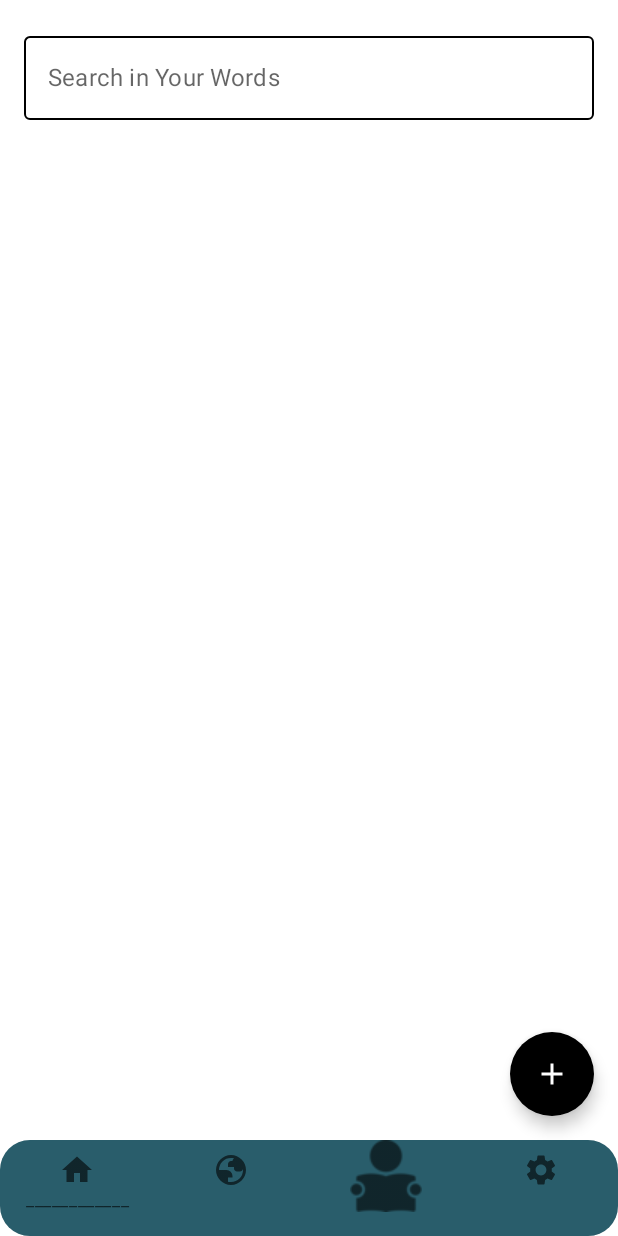
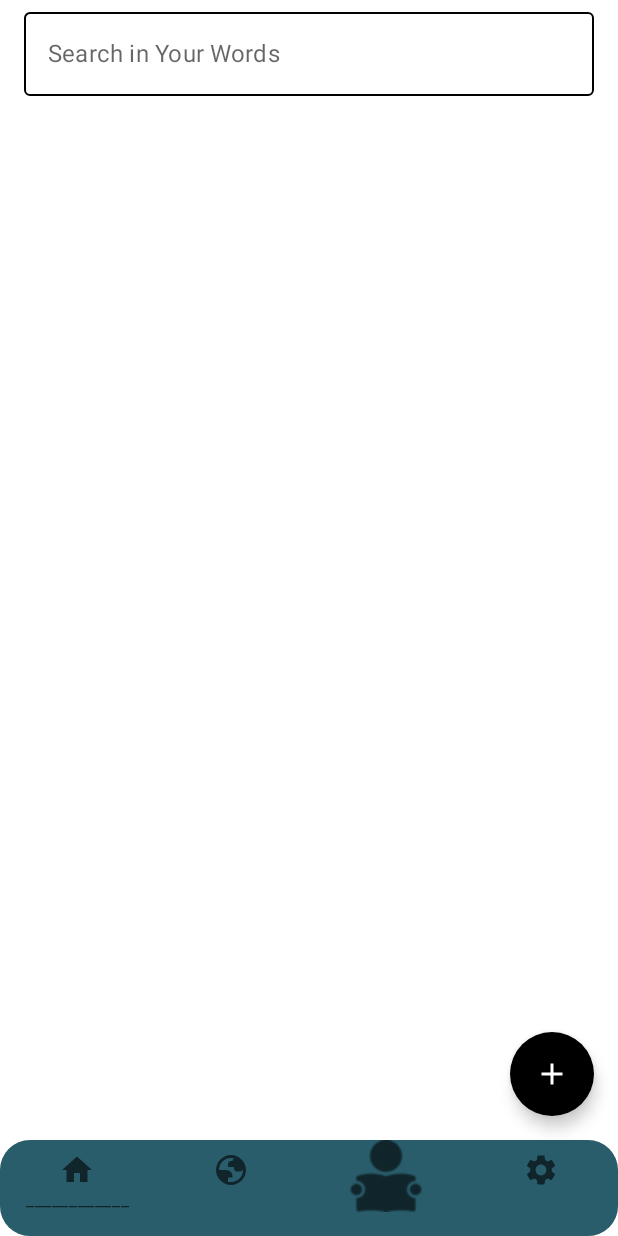
Before and after one commit to mbbcn05/WordCard, an Android app built with Jetpack Compose: the composable BottomNav shown on its own in the app's theme, on a phone screen of 412 x 824 dp. Run offline under Robolectric (Android 15) with nearby library versions, the phone set to English and light mode, and no system bars; our stand-ins replace Firebase (no records; nobody signed in at launch, a user with empty details on screens opened directly).

Commit message:
new compose trainings

```diff
--- a/app/src/main/java/com/babacan05/wordcard/presentation/card/BottomNav.kt
+++ b/app/src/main/java/com/babacan05/wordcard/presentation/card/BottomNav.kt
@@ -133,7 +133,7 @@ fun HomeScreen(viewModel: CardViewModel, navController: NavHostController, state
             horizontalAlignment = Alignment.CenterHorizontally,
             modifier = Modifier
                 .fillMaxSize()
-                .padding(16.dp)
+                .padding(horizontal = 16.dp, vertical = 0.dp)
 
         ) {
             val offset = remember { derivedStateOf { state.firstVisibleItemScrollOffset } }
```
